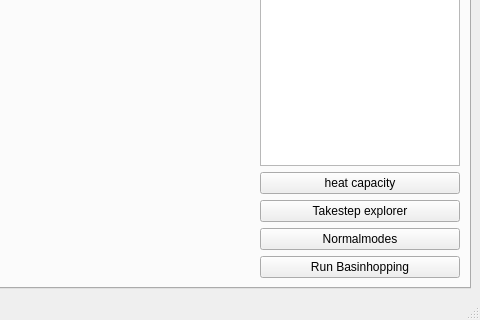
Qt form pele/gui/MainWindow.ui (pele-python/pele) before a commit; both pictures show x 359 to 839 and y 303 to 623 of the 839 by 623 pixel window.
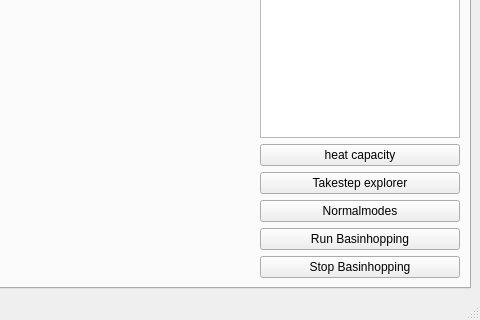
The same form after that commit. Custom widgets are drawn as their Qt base class.

Commit message:
basinhopping can be properly run in parallel now
also, you can now stop basinhopping runs

```diff
--- a/pele/gui/MainWindow.ui
+++ b/pele/gui/MainWindow.ui
@@ -122,6 +122,13 @@
               </property>
              </widget>
             </item>
+            <item>
+             <widget class="QPushButton" name="btn_stop_basinhopping">
+              <property name="text">
+               <string>Stop Basinhopping</string>
+              </property>
+             </widget>
+            </item>
            </layout>
           </item>
          </layout>
```
The commit also changes 3 other files.
